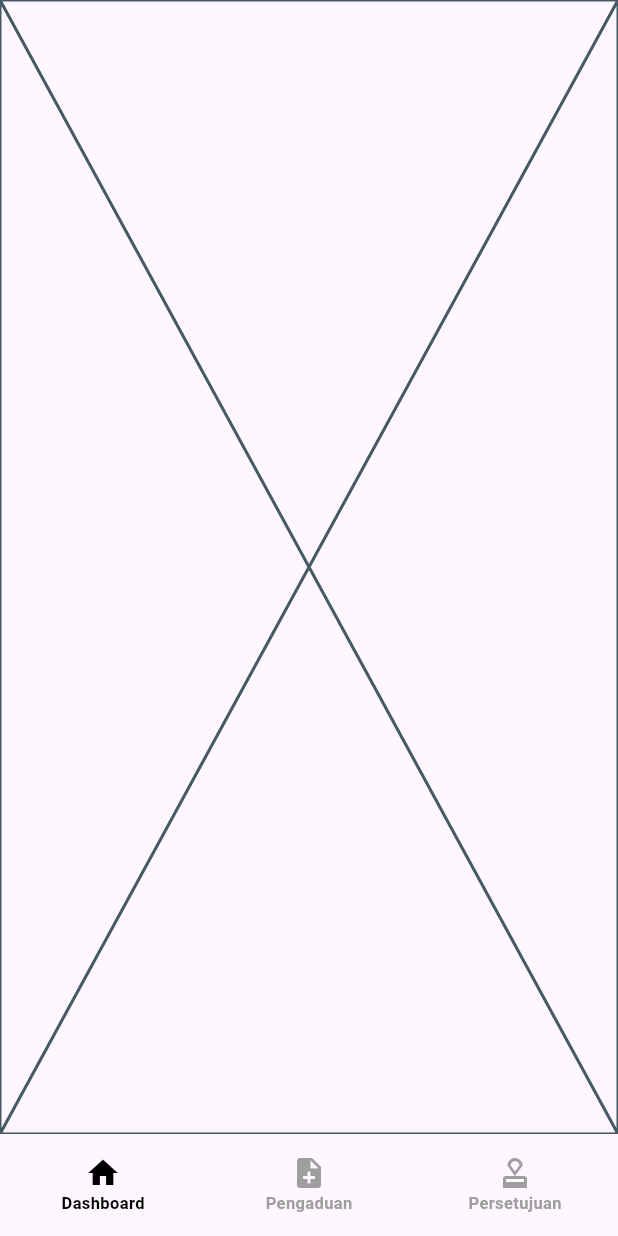
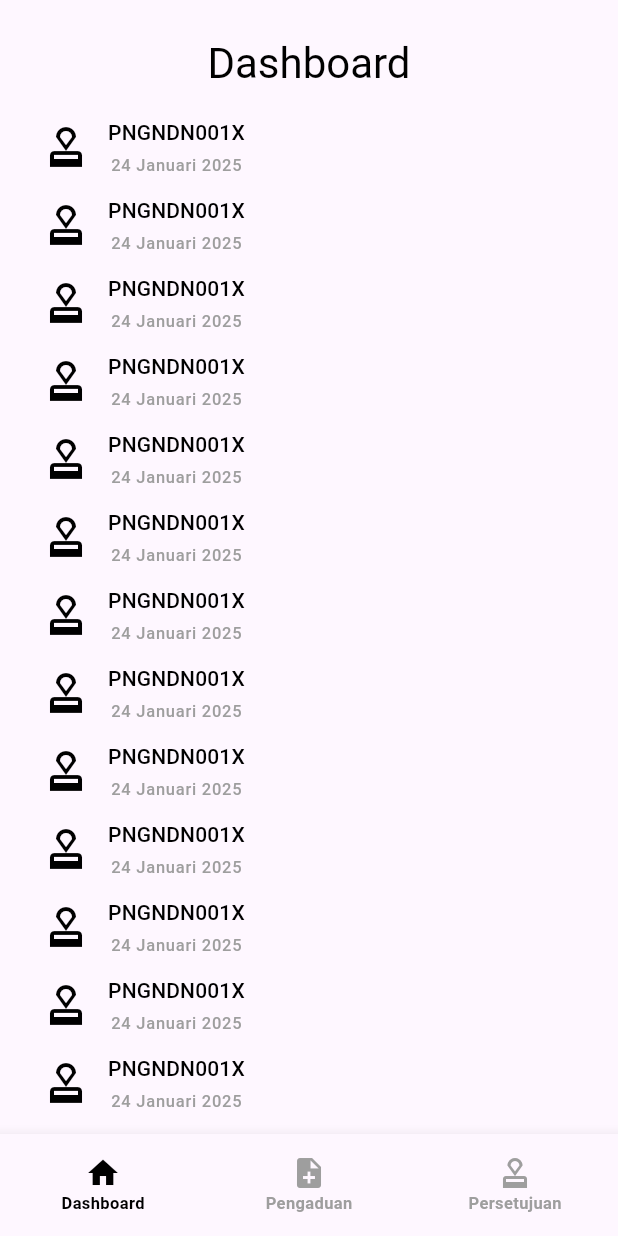
Before and after one commit to rizkydwitama/pengaduan-mobile, a Flutter app: the screen it shows after launch, on a phone screen of 412 x 824 dp. Run offline on Flutter 3.47's test engine with Material 3 defaults, Android fonts, the phone set to English and light mode, and no system bars; our stand-ins replace get.

Commit message:
slicing dashboard page

```diff
--- a/lib/features/dashboard/dashboard_controller.dart
+++ b/lib/features/dashboard/dashboard_controller.dart
@@ -1,3 +1,5 @@
 import 'package:get/get.dart';
 
-class DashBoardController extends GetxController {}
+class DashBoardController extends GetxController {
+  final int totalPengaduan = 15;
+}
--- a/lib/features/dashboard/dashboard_page.dart
+++ b/lib/features/dashboard/dashboard_page.dart
@@ -1,10 +1,73 @@
 import 'package:flutter/material.dart';
+import 'package:pengaduan_mobile/features/dashboard/dashboard_controller.dart';
 
 class DashboardPage extends StatelessWidget {
   const DashboardPage({super.key});
 
   @override
   Widget build(BuildContext context) {
-    return const Placeholder();
+    final DashBoardController controller = DashBoardController();
+
+    return Scaffold(
+      body: SafeArea(
+        child: ListView(
+          padding: EdgeInsets.symmetric(
+            horizontal: 16, vertical: 24
+          ),
+          children: [
+            Center(
+              child: Text(
+                  'Dashboard',
+                  style: Theme.of(context).textTheme.headlineMedium?.copyWith(
+                    color: Colors.black
+                  )
+              ),
+            ),
+            const SizedBox(height: 12,),
+            ListView.builder(
+              shrinkWrap: true,
+              physics: NeverScrollableScrollPhysics(),
+              padding: EdgeInsets.zero,
+              itemCount: controller.totalPengaduan,
+              itemBuilder: (BuildContext context, int index) {
+                return Container(
+                  padding: EdgeInsets.symmetric(
+                    horizontal: 12,
+                    vertical: 6,
+                  ),
+                  child: Row(
+                    children: [
+                      Icon(
+                        Icons.approval,
+                        color: Colors.black,
+                        size: 32,
+                      ),
+                      const SizedBox(width: 12,),
+                      Column(
+                        children: [
+                          Text(
+                            'PNGNDN001X',
+                            style: Theme.of(context).textTheme.labelLarge?.copyWith(
+                                color: Colors.black
+                            ),
+                          ),
+                          const SizedBox(height: 4,),
+                          Text(
+                            '24 Januari 2025',
+                            style: Theme.of(context).textTheme.labelSmall?.copyWith(
+                              color: Colors.grey
+                            ),
+                          )
+                        ],
+                      )
+                    ],
+                  ),
+                );
+              },
+            )
+          ],
+        )
+      ),
+    );
   }
 }
```
